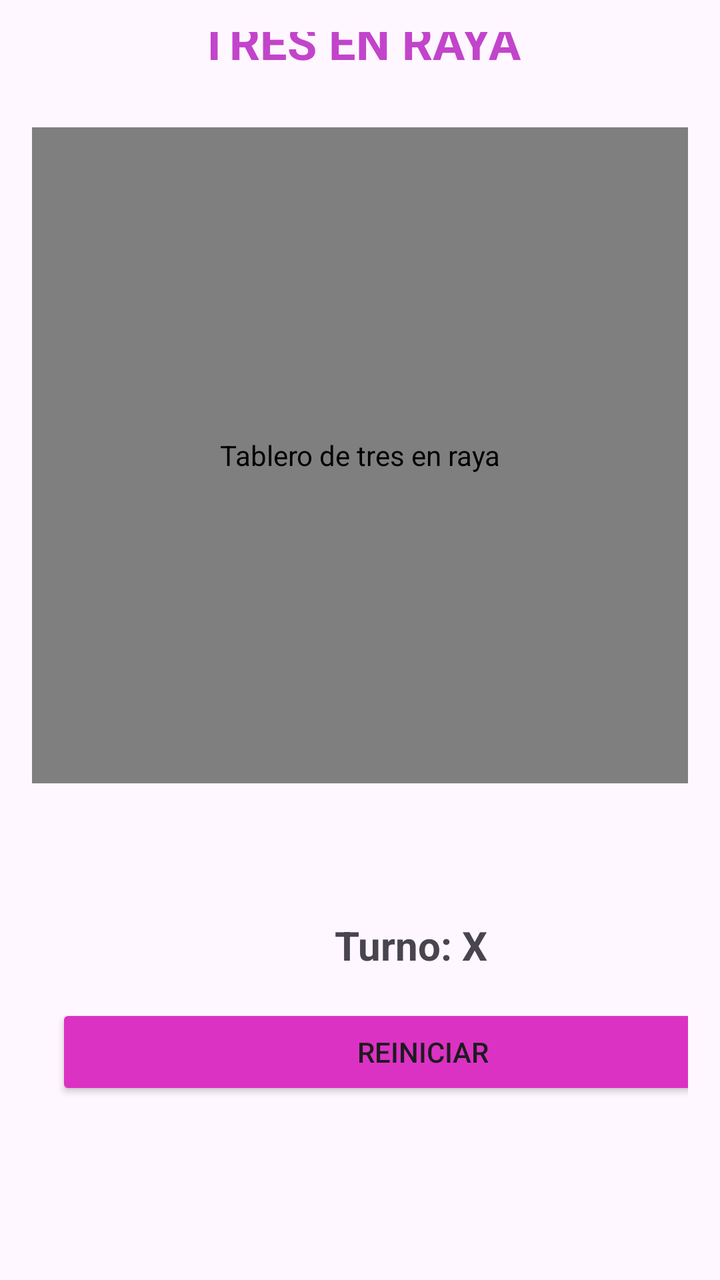
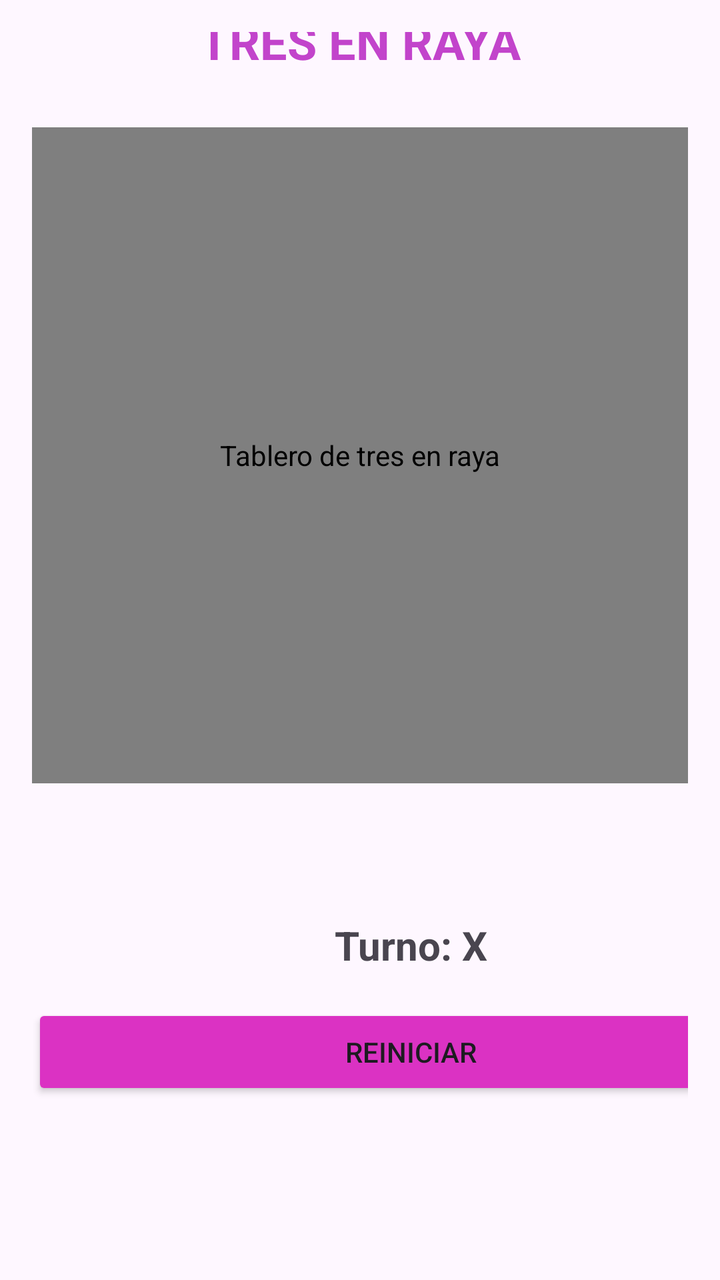

The first picture is an Android layout as it rendered before a commit; the second is the same layout after the commit. The layout source and the unified diff follow.
<!-- AndroidManifest.xml: application theme Theme.SergioM_TresEnRaya -->
<!-- res/layout/activity_main.xml -->
<?xml version="1.0" encoding="utf-8"?>
<androidx.constraintlayout.widget.ConstraintLayout xmlns:android="http://schemas.android.com/apk/res/android"
    xmlns:app="http://schemas.android.com/apk/res-auto"
    xmlns:tools="http://schemas.android.com/tools"
    android:id="@+id/root"
    android:layout_width="match_parent"
    android:layout_height="match_parent"
    android:padding="16dp"
    tools:context=".MainActivity">

    
    <com.example.sergiom_tresenraya.TicTacToeView
        android:id="@+id/ticTacToeView"
        android:layout_width="0dp"
        android:layout_height="0dp"
        android:background="?android:attr/selectableItemBackground"
        app:layout_constraintTop_toTopOf="parent"
        app:layout_constraintBottom_toTopOf="@+id/controls_container"
        app:layout_constraintStart_toStartOf="parent"
        app:layout_constraintEnd_toEndOf="parent"
        app:layout_constraintDimensionRatio="1:1"
        android:contentDescription="Tablero de tres en raya" />

    

    <LinearLayout
        android:id="@+id/controls_container"
        android:layout_width="379dp"
        android:layout_height="125dp"
        android:layout_marginBottom="60dp"
        android:orientation="vertical"
        android:paddingTop="12dp"
        app:layout_constraintBottom_toBottomOf="parent"
        app:layout_constraintEnd_toEndOf="parent"
        app:layout_constraintHorizontal_bias="0.0"
        app:layout_constraintStart_toStartOf="parent">

        <TextView
            android:id="@+id/estado"
            android:layout_width="match_parent"
            android:layout_height="wrap_content"
            android:gravity="center"
            android:padding="8dp"
            android:text="Turno: X"
            android:textAppearance="?android:attr/textAppearanceMedium"
            android:textSize="20sp"
            android:textStyle="bold" />

        <LinearLayout
            android:layout_width="match_parent"
            android:layout_height="wrap_content"
            android:layout_marginTop="8dp"
            android:gravity="center"
            android:orientation="horizontal">

            <Space
                android:layout_width="12dp"
                android:layout_height="wrap_content" />

            <Button
                android:id="@+id/btnReset"
                android:layout_width="0dp"
                android:layout_height="wrap_content"
                android:layout_weight="1"
                android:backgroundTint="#DB32C3"
                android:insetTop="6dp"
                android:insetBottom="6dp"
                android:text="Reiniciar" />
        </LinearLayout>

    </LinearLayout>

    <TextView
        android:id="@+id/textView"
        android:layout_width="wrap_content"
        android:layout_height="wrap_content"
        android:layout_marginStart="155dp"
        android:layout_marginTop="28dp"
        android:layout_marginEnd="155dp"
        android:layout_marginBottom="27dp"
        android:text="TRES EN RAYA"
        android:textColor="#C244CB"
        android:textSize="24sp"
        android:textStyle="bold"
        app:layout_constraintBottom_toTopOf="@+id/ticTacToeView"
        app:layout_constraintEnd_toEndOf="parent"
        app:layout_constraintStart_toStartOf="parent"
        app:layout_constraintTop_toTopOf="parent"
        app:layout_constraintVertical_bias="1.0" />

</androidx.constraintlayout.widget.ConstraintLayout>
<!-- resources referenced by this layout -->
<resources>
  <style name="Theme.SergioM_TresEnRaya" parent="Base.Theme.SergioM_TresEnRaya" />
  <style name="Base.Theme.SergioM_TresEnRaya" parent="Theme.Material3.DayNight.NoActionBar">
          
          
      </style>
</resources>

<!-- the commit's change to res/layout/activity_main.xml (unified diff, before → after) -->
@@ -9,8 +9,8 @@
     tools:context=".MainActivity">
 
     
-    <com.example.sergiom_tresenraya.TicTacToeView
-        android:id="@+id/ticTacToeView"
+    <com.example.sergiom_tresenraya.Tablero
+        android:id="@+id/tablero"
         android:layout_width="0dp"
         android:layout_height="0dp"
         android:background="?android:attr/selectableItemBackground"
@@ -53,10 +53,6 @@
             android:gravity="center"
             android:orientation="horizontal">
 
-            <Space
-                android:layout_width="12dp"
-                android:layout_height="wrap_content" />
-
             <Button
                 android:id="@+id/btnReset"
                 android:layout_width="0dp"
@@ -82,7 +78,7 @@
         android:textColor="#C244CB"
         android:textSize="24sp"
         android:textStyle="bold"
-        app:layout_constraintBottom_toTopOf="@+id/ticTacToeView"
+        app:layout_constraintBottom_toTopOf="@+id/tablero"
         app:layout_constraintEnd_toEndOf="parent"
         app:layout_constraintStart_toStartOf="parent"
         app:layout_constraintTop_toTopOf="parent"
